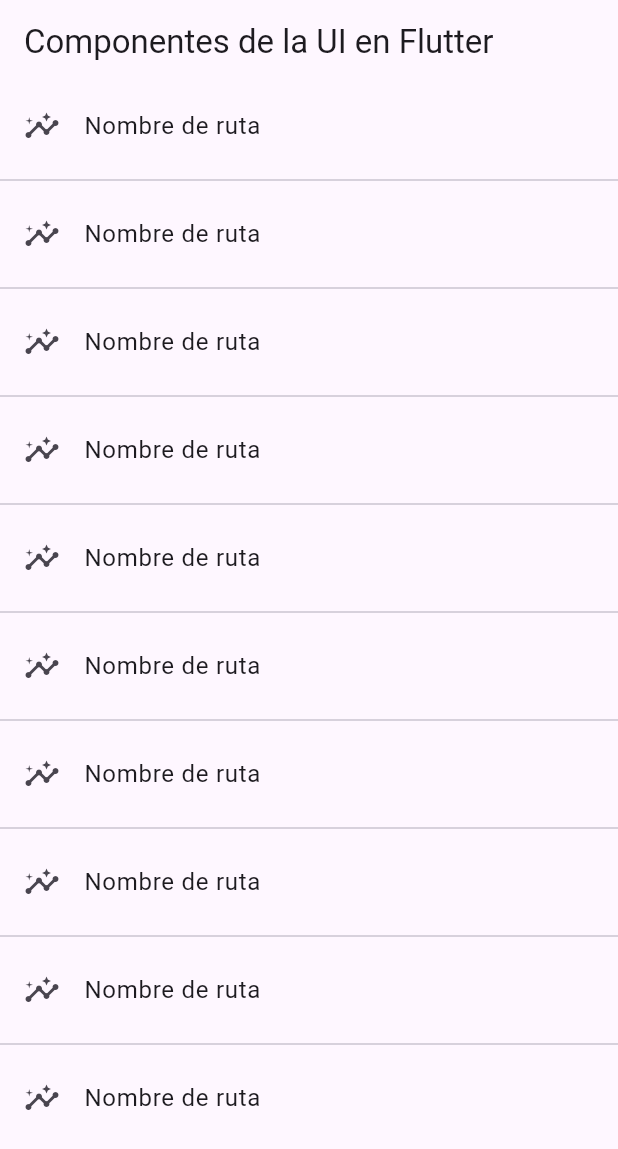
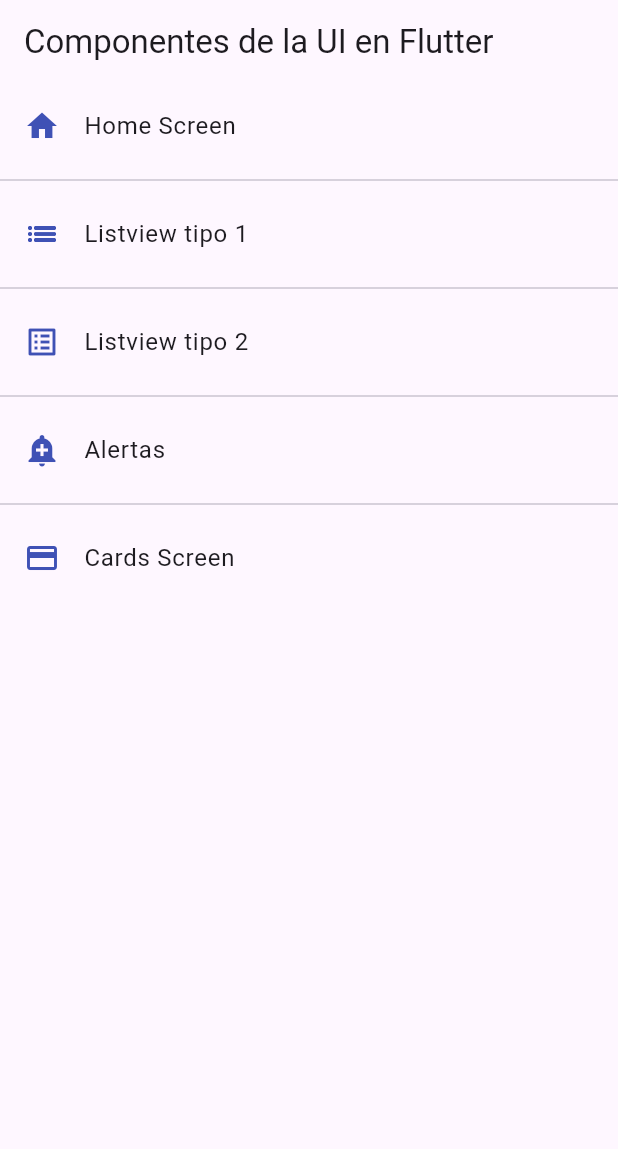
Before and after one commit to gnievap/course-components-flutter, a Flutter app: the screen it shows after launch, on a phone screen of 412 x 824 dp. Shown: the top 1149 px of the screen. Run offline on Flutter 3.47's test engine with Material 3 defaults, Android fonts, the phone set to English and light mode, and no system bars.

Commit message:
Creating the routes automatically

```diff
--- a/lib/main.dart
+++ b/lib/main.dart
@@ -12,7 +12,7 @@ class MyApp extends StatelessWidget {
         debugShowCheckedModeBanner: false,
         title: 'Material App',
         initialRoute: AppRoutes.initialRoute,
-        routes: AppRoutes.routes,
+        routes: AppRoutes.getAppRoutes(),
         onGenerateRoute: AppRoutes.onGenerateRoute);
   }
 }
--- a/lib/router/app_routes.dart
+++ b/lib/router/app_routes.dart
@@ -34,13 +34,23 @@ class AppRoutes {
         icon: Icons.credit_card)
   ];
 
-  static Map<String, Widget Function(BuildContext)> routes = {
-    'home': (BuildContext context) => const HomeScreen(),
-    'listview1': (BuildContext context) => const ListView1Screen(),
-    'listview2': (BuildContext context) => const ListView2Screen(),
-    'alert': (BuildContext context) => const AlertScreen(),
-    'card': (BuildContext context) => const CardScreen(),
-  };
+  static Map<String, Widget Function(BuildContext)> getAppRoutes() {
+    Map<String, Widget Function(BuildContext)> appRoutes = {};
+
+    for (final option in menuOptions) {
+      appRoutes.addAll({option.route: (BuildContext context) => option.screen});
+    }
+
+    return appRoutes;
+  }
+
+  // static Map<String, Widget Function(BuildContext)> routes = {
+  //   'home': (BuildContext context) => const HomeScreen(),
+  //   'listview1': (BuildContext context) => const ListView1Screen(),
+  //   'listview2': (BuildContext context) => const ListView2Screen(),
+  //   'alert': (BuildContext context) => const AlertScreen(),
+  //   'card': (BuildContext context) => const CardScreen(),
+  // };
 
   static Route<dynamic> onGenerateRoute(RouteSettings settings) {
     return MaterialPageRoute(
--- a/lib/screens/home_screen.dart
+++ b/lib/screens/home_screen.dart
@@ -1,4 +1,5 @@
 //import 'package:course_components/screens/screens.dart';
+import 'package:course_components/router/app_routes.dart';
 import 'package:flutter/material.dart';
 
 class HomeScreen extends StatelessWidget {
@@ -6,6 +7,7 @@ class HomeScreen extends StatelessWidget {
 
   @override
   Widget build(BuildContext context) {
+    final menuOptions = AppRoutes.menuOptions;
     return Scaffold(
       appBar: AppBar(
         title: const Text('Componentes de la UI en Flutter'),
@@ -13,17 +15,20 @@ class HomeScreen extends StatelessWidget {
       ),
       body: ListView.separated(
         itemBuilder: (context, index) => ListTile(
-          leading: const Icon(Icons.insights),
-          title: const Text('Nombre de ruta'),
+          leading: Icon(
+            menuOptions[index].icon,
+            color: Colors.indigo,
+          ),
+          title: Text(menuOptions[index].name),
           onTap: () {
             // final route = MaterialPageRoute(
             //     builder: (context) => const ListView1Screen());
             // Navigator.push(context, route);
-            Navigator.pushNamed(context, 'card');
+            Navigator.pushNamed(context, menuOptions[index].route);
           },
         ),
         separatorBuilder: (_, __) => const Divider(),
-        itemCount: 10,
+        itemCount: menuOptions.length,
       ),
     );
   }
```
